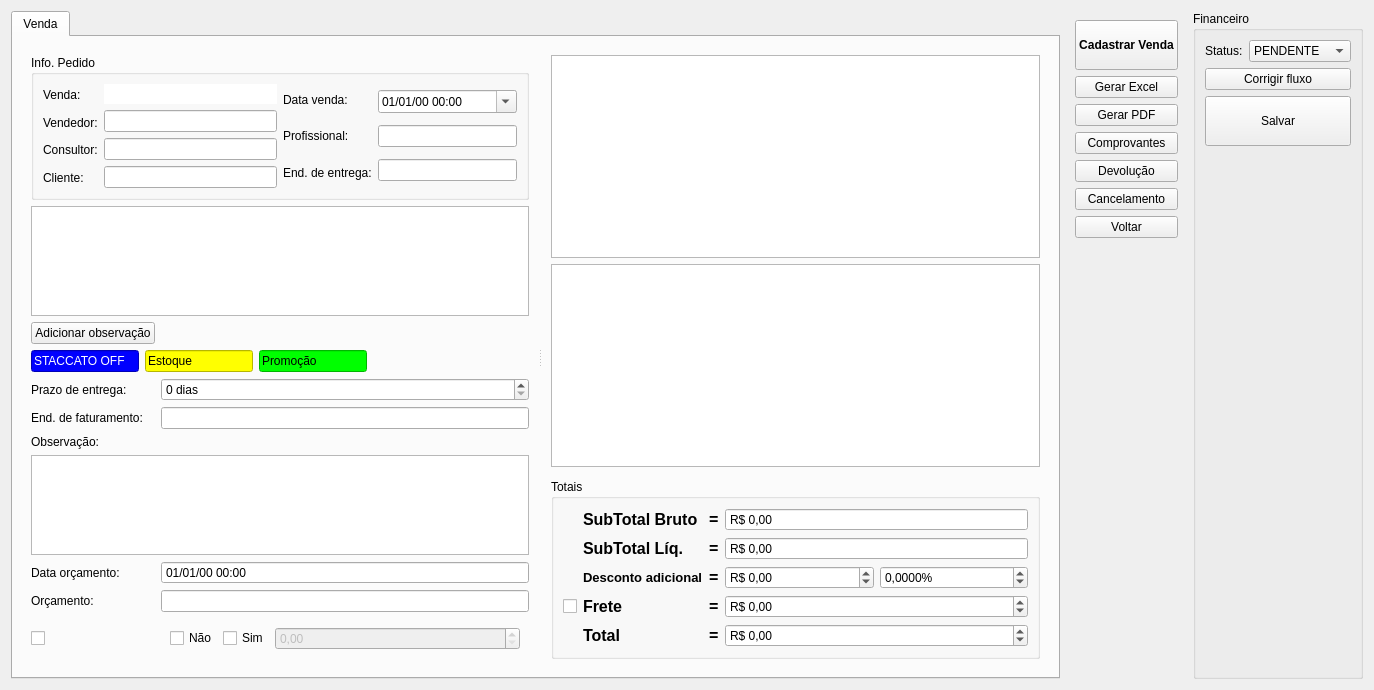
The window that ui/venda.ui (darktorres/ERP-STACCATO) describes before a commit, drawn with Qt 5.
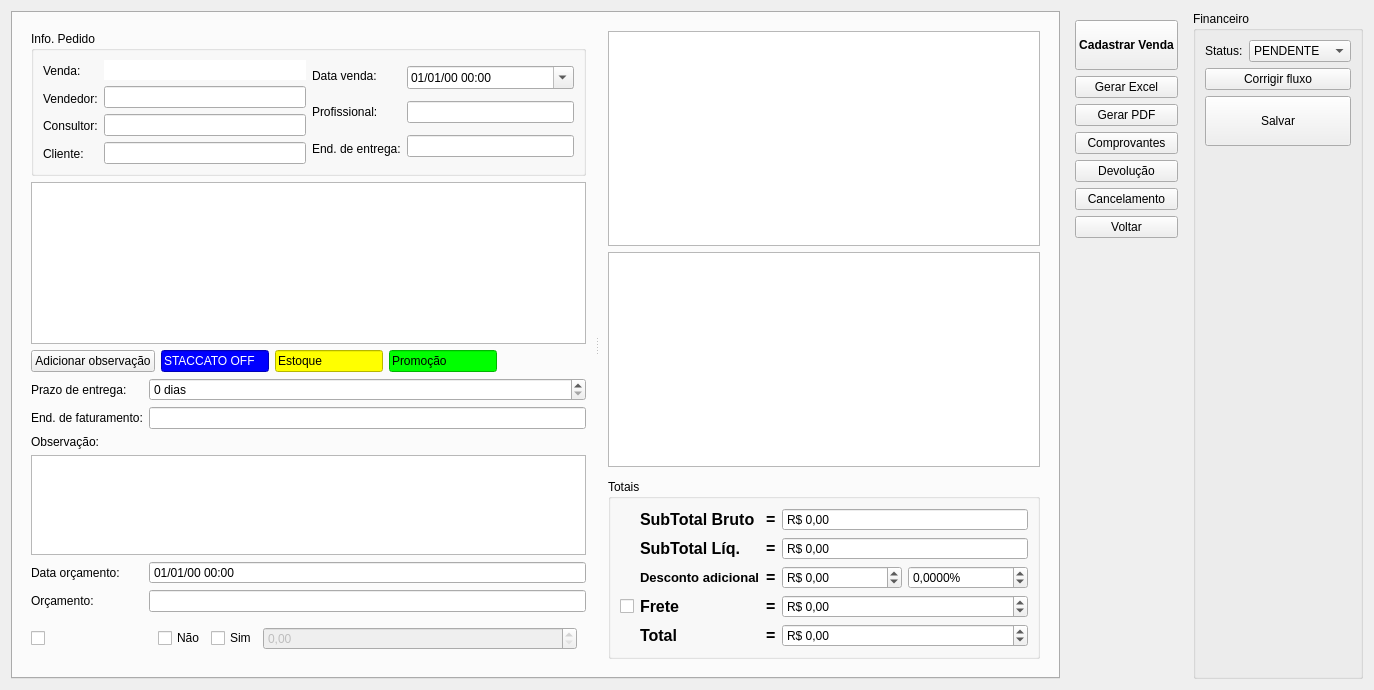
The same window after the commit. Custom widgets are drawn as their Qt base class.

Commit message: Arrumado margens que estavam bugando em Orçamento/Venda e arrumado inconsistências

Diff of the .ui file:
```diff
--- a/ui/venda.ui
+++ b/ui/venda.ui
@@ -22,9 +22,12 @@
      <property name="currentIndex">
       <number>0</number>
      </property>
+     <property name="tabBarAutoHide">
+      <bool>true</bool>
+     </property>
      <widget class="QWidget" name="tab">
       <attribute name="title">
-       <string>Venda</string>
+       <string/>
       </attribute>
       <layout class="QGridLayout" name="gridLayout_2">
        <item row="0" column="0">
@@ -71,6 +74,16 @@
            </item>
            <item row="3" column="0" colspan="2">
             <layout class="QHBoxLayout" name="horizontalLayout_5">
+             <item>
+              <widget class="QPushButton" name="pushButtonAdicionarObservacao">
+               <property name="text">
+                <string>Adicionar observação</string>
+               </property>
+               <property name="autoDefault">
+                <bool>false</bool>
+               </property>
+              </widget>
+             </item>
              <item>
               <widget class="QLineEdit" name="lineEditEstoque_2">
                <property name="sizePolicy">
@@ -457,16 +470,6 @@
              </property>
             </widget>
            </item>
-           <item row="2" column="0">
-            <widget class="QPushButton" name="pushButtonAdicionarObservacao">
-             <property name="text">
-              <string>Adicionar observação</string>
-             </property>
-             <property name="autoDefault">
-              <bool>false</bool>
-             </property>
-            </widget>
-           </item>
           </layout>
          </widget>
          <widget class="QFrame" name="framePagamentos">
@@ -1108,6 +1111,11 @@
    <extends>QTableView</extends>
    <header>src/tableview.h</header>
   </customwidget>
+  <customwidget>
+   <class>ItemBox</class>
+   <extends>QLineEdit</extends>
+   <header>src/itembox.h</header>
+  </customwidget>
   <customwidget>
    <class>WidgetPagamentos</class>
    <extends>QWidget</extends>
@@ -1119,11 +1127,6 @@
    <extends>QTreeView</extends>
    <header>src/treeview.h</header>
   </customwidget>
-  <customwidget>
-   <class>ItemBox</class>
-   <extends>QLineEdit</extends>
-   <header>src/itembox.h</header>
-  </customwidget>
  </customwidgets>
  <tabstops>
   <tabstop>tabWidget</tabstop>
```
The commit also changes 7 other files.
